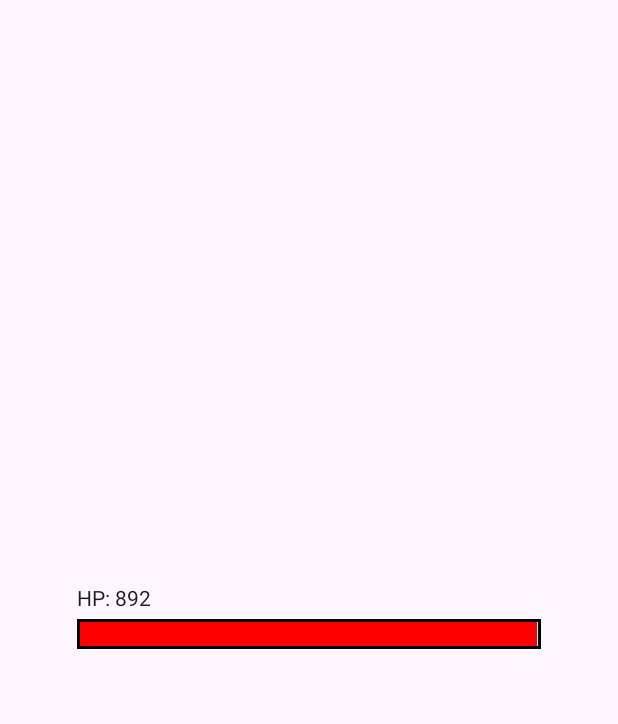
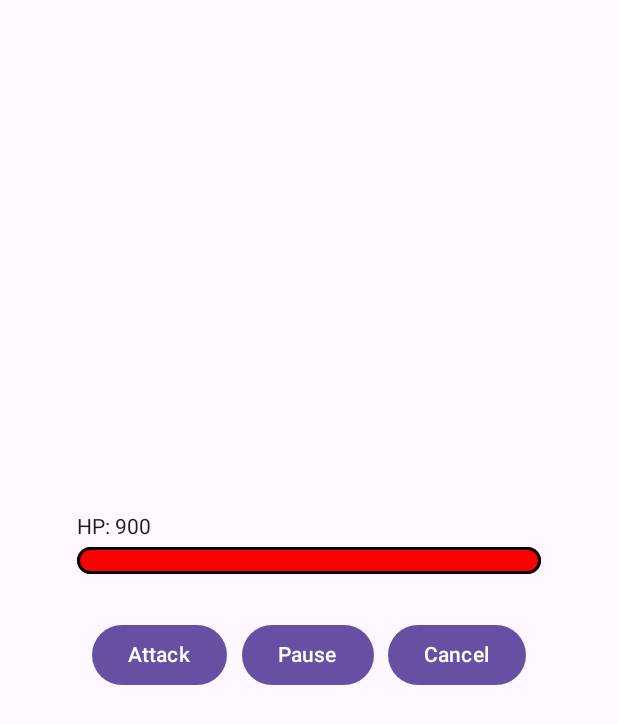
Before and after one commit to azwinrx/Task-Hero, an Android app built with Jetpack Compose: the screen it shows after launch (MainActivity), on a phone screen of 412 x 824 dp. Shown: the top 724 px of the screen. Run offline under Robolectric (Android 15) with nearby library versions, the phone set to English and light mode, and no system bars; Roboto replaces fonts that are not available here.

Commit message:
adding action button (#1)
just add a concept button for attack (Start), Pause, Cancel (make the monster health back to full)

```diff
--- a/app/src/main/java/com/azwin/dotask/ui/component/TimerLogic.kt
+++ b/app/src/main/java/com/azwin/dotask/ui/component/TimerLogic.kt
@@ -10,6 +10,8 @@ import androidx.compose.foundation.layout.fillMaxHeight
 import androidx.compose.foundation.layout.fillMaxSize
 import androidx.compose.foundation.layout.fillMaxWidth
 import androidx.compose.foundation.layout.padding
+import androidx.compose.foundation.shape.RoundedCornerShape
+import androidx.compose.material3.Button
 import androidx.compose.material3.Text
 import androidx.compose.runtime.Composable
 import androidx.compose.runtime.LaunchedEffect
@@ -29,44 +31,81 @@ import kotlin.time.Duration.Companion.seconds
 fun timerLogic() {
 
     // Countdown Timer in Second
+
+    var buttonEnabled by remember { mutableStateOf(false) }
     var hpBar by remember { mutableStateOf(1.toFloat()) }
     var ticks by remember {mutableStateOf(900)}
-    LaunchedEffect(Unit) {
-        while (ticks > 0 ) {
-            delay(1.seconds)
-            ticks--
-            hpBar = ticks/900f
+
+    if (buttonEnabled == true){
+        LaunchedEffect(Unit) {
+            while (ticks > 0 ) {
+                delay(1.seconds)
+                ticks--
+                hpBar = ticks/900f
+            }
         }
     }
+
 
     Row(
         modifier = Modifier
             .fillMaxSize(),
         horizontalArrangement = Arrangement.Center,
         verticalAlignment = Alignment.CenterVertically
-
-    ){
+        )
+    {
         Column(
             modifier = Modifier
-                .fillMaxHeight(0.05f)
-                .fillMaxWidth(0.75f)
-        ){
+                .fillMaxHeight(0.5f)
+                .fillMaxWidth(0.75f),
+            verticalArrangement = Arrangement.Center
+            )
+        {
             Text(text = "HP: $ticks"
             )
 
             Box(
                 modifier = Modifier
-                    .fillMaxSize()
-                    .padding(top = 5.dp)
-                    .border(width = 1.5.dp, color = Color.Black)
+                    .padding(top = 5.dp, bottom = 30.dp)
+                    .border(width = 1.5.dp, color = Color.Black, shape = RoundedCornerShape(10.dp))
             ){
                 Box(
                     modifier = Modifier
                         .fillMaxWidth(hpBar)
-                        .fillMaxHeight(1f)
-                        .background(color = Color.Red))
+                        .fillMaxHeight(0.05f)
+                        .background(color = Color.Red,shape = RoundedCornerShape(10.dp))
+                )
             }
+
+            Row(
+                modifier = Modifier
+                    .fillMaxWidth()
+                    .padding(bottom = 20.dp),
+                horizontalArrangement = Arrangement.SpaceEvenly
+            ){
+                Button(
+                    onClick = {buttonEnabled = true},
+                    modifier = Modifier
+                ){
+                    Text(text = "Attack")
+                }
+                Button(
+                    onClick = {buttonEnabled = false},
+                    modifier = Modifier
+                ){
+                    Text(text = "Pause")
+                }
+                Button(
+                    onClick = {ticks = 900},
+                    modifier = Modifier
+                ){
+                    Text(text = "Cancel")
+                }
+            }
+
+
         }
+
 
     }
 }
```
